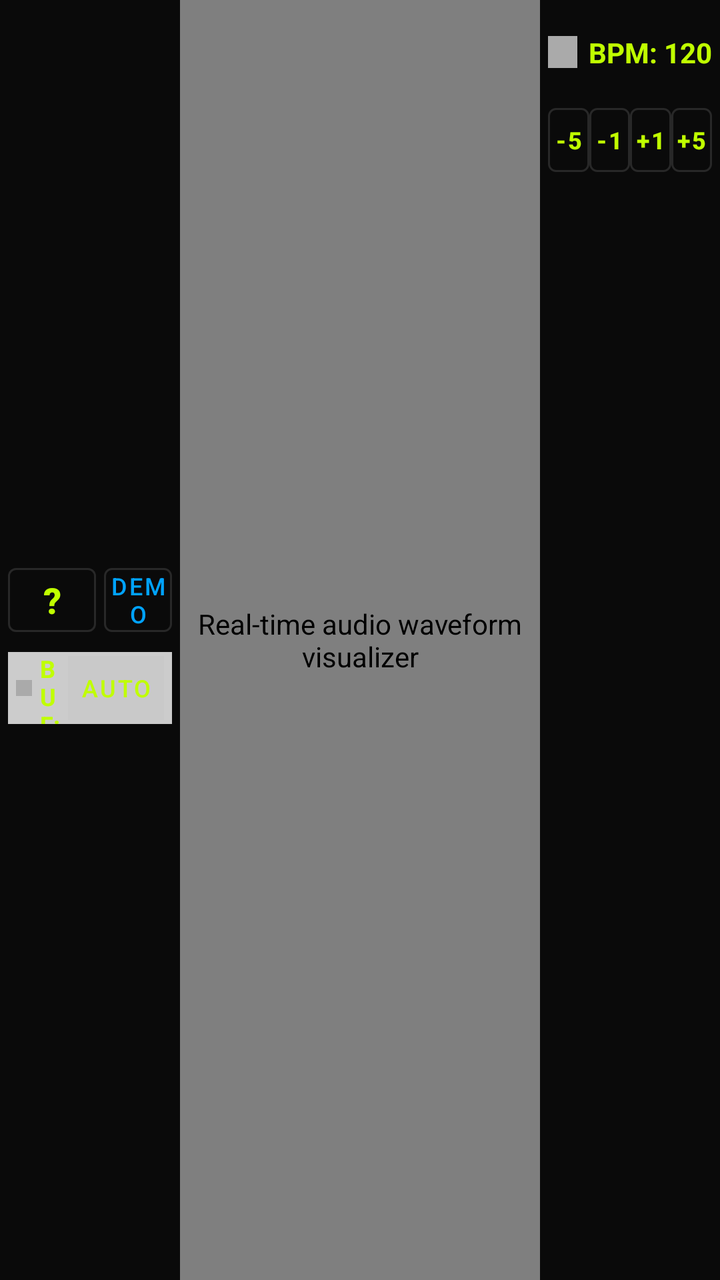
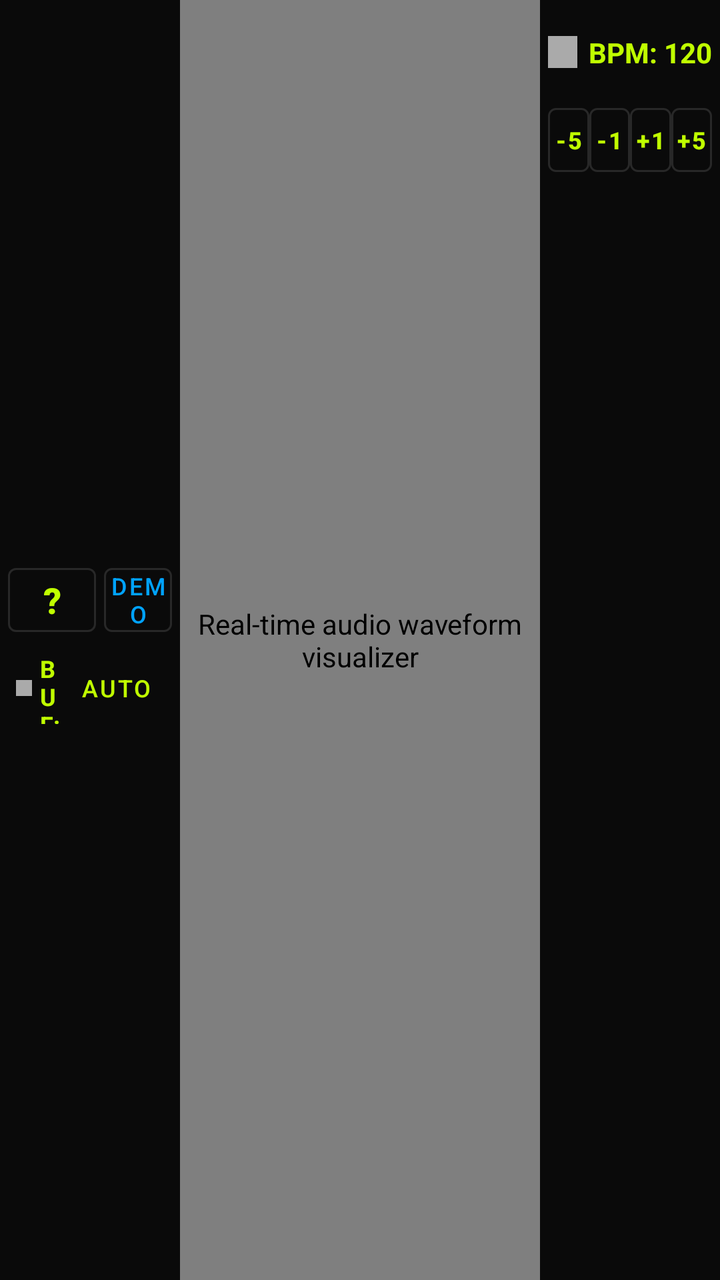

An Android layout rendered at two revisions. The XML below is the earlier revision; the diff shows what the commit changed to produce the second picture.
<!-- AndroidManifest.xml: application theme Theme.MiniSynth -->
<!-- res/layout/layout_header.xml -->
<?xml version="1.0" encoding="utf-8"?>
<androidx.constraintlayout.widget.ConstraintLayout xmlns:android="http://schemas.android.com/apk/res/android"
    xmlns:app="http://schemas.android.com/apk/res-auto"
    android:id="@+id/top_header"
    android:layout_width="match_parent"
    android:layout_height="match_parent"
    android:background="@color/surface_dark">

    
    <ch.schmidlins.mini_synth.ui.VisualizerView
        android:id="@+id/visualizer_view"
        android:layout_width="0dp"
        android:layout_height="match_parent"
        android:contentDescription="@string/desc_visualizer"
        app:layout_constraintEnd_toEndOf="parent"
        app:layout_constraintStart_toStartOf="parent"
        app:layout_constraintWidth_percent="0.5" />

    
    <androidx.constraintlayout.widget.ConstraintLayout
        android:id="@+id/metronome_container"
        android:layout_width="0dp"
        android:layout_height="match_parent"
        android:padding="@dimen/spacing_small"
        app:layout_constraintEnd_toEndOf="parent"
        app:layout_constraintStart_toEndOf="@id/visualizer_view">

        <Button
            android:id="@+id/btn_metronome_toggle"
            style="?attr/materialButtonOutlinedStyle"
            android:layout_width="0dp"
            android:layout_height="@dimen/button_height_standard"
            android:padding="0dp"
            android:text="@string/header_metronome"
            android:contentDescription="@string/desc_metronome_toggle"
            android:textColor="@color/acid_green"
            android:textSize="12sp"
            android:textStyle="bold"
            app:layout_constraintTop_toTopOf="parent"
            app:layout_constraintStart_toStartOf="parent"
            app:layout_constraintEnd_toStartOf="@id/beat_indicator"
            app:layout_constraintHorizontal_weight="1.2" />

        <View
            android:id="@+id/beat_indicator"
            android:layout_width="16dp"
            android:layout_height="16dp"
            android:layout_marginStart="@dimen/spacing_small"
            android:background="@android:color/darker_gray"
            app:layout_constraintTop_toTopOf="@id/btn_metronome_toggle"
            app:layout_constraintBottom_toBottomOf="@id/btn_metronome_toggle"
            app:layout_constraintStart_toEndOf="@id/btn_metronome_toggle"
            app:layout_constraintEnd_toStartOf="@id/tv_bpm_value" />

        <TextView
            android:id="@+id/tv_bpm_value"
            android:layout_width="wrap_content"
            android:layout_height="wrap_content"
            android:layout_marginStart="6dp"
            android:text="BPM: 120"
            android:textColor="@color/acid_green"
            android:textSize="14sp"
            android:textStyle="bold"
            app:layout_constraintTop_toTopOf="@id/btn_metronome_toggle"
            app:layout_constraintBottom_toBottomOf="@id/btn_metronome_toggle"
            app:layout_constraintStart_toEndOf="@id/beat_indicator"
            app:layout_constraintEnd_toEndOf="parent" />

        
        <Button
            android:id="@+id/btn_bpm_down"
            style="?attr/materialButtonOutlinedStyle"
            android:layout_width="0dp"
            android:layout_height="@dimen/button_height_standard"
            android:padding="0dp"
            android:text="-5"
            android:contentDescription="@string/desc_bpm_down"
            android:textColor="@color/acid_green"
            android:textSize="12sp"
            android:textStyle="bold"
            app:layout_constraintTop_toBottomOf="@id/btn_metronome_toggle"
            app:layout_constraintStart_toStartOf="parent"
            app:layout_constraintEnd_toStartOf="@id/btn_bpm_down_fine"
            app:layout_constraintHorizontal_chainStyle="packed" />

        <Button
            android:id="@+id/btn_bpm_down_fine"
            style="?attr/materialButtonOutlinedStyle"
            android:layout_width="0dp"
            android:layout_height="@dimen/button_height_standard"
            android:padding="0dp"
            android:text="-1"
            android:contentDescription="@string/desc_bpm_down_fine"
            android:textColor="@color/acid_green"
            android:textSize="12sp"
            android:textStyle="bold"
            app:layout_constraintTop_toTopOf="@id/btn_bpm_down"
            app:layout_constraintStart_toEndOf="@id/btn_bpm_down"
            app:layout_constraintEnd_toStartOf="@id/btn_bpm_up_fine" />

        <Button
            android:id="@+id/btn_bpm_up_fine"
            style="?attr/materialButtonOutlinedStyle"
            android:layout_width="0dp"
            android:layout_height="@dimen/button_height_standard"
            android:padding="0dp"
            android:text="+1"
            android:contentDescription="@string/desc_bpm_up_fine"
            android:textColor="@color/acid_green"
            android:textSize="12sp"
            android:textStyle="bold"
            app:layout_constraintTop_toTopOf="@id/btn_bpm_down"
            app:layout_constraintStart_toEndOf="@id/btn_bpm_down_fine"
            app:layout_constraintEnd_toStartOf="@id/btn_bpm_up" />

        <Button
            android:id="@+id/btn_bpm_up"
            style="?attr/materialButtonOutlinedStyle"
            android:layout_width="0dp"
            android:layout_height="@dimen/button_height_standard"
            android:padding="0dp"
            android:text="+5"
            android:contentDescription="@string/desc_bpm_up"
            android:textColor="@color/acid_green"
            android:textSize="12sp"
            android:textStyle="bold"
            app:layout_constraintTop_toTopOf="@id/btn_bpm_down"
            app:layout_constraintStart_toEndOf="@id/btn_bpm_up_fine"
            app:layout_constraintEnd_toEndOf="parent" />

    </androidx.constraintlayout.widget.ConstraintLayout>

    
    <LinearLayout
        android:id="@+id/support_container"
        android:layout_width="0dp"
        android:layout_height="match_parent"
        android:gravity="center_vertical"
        android:orientation="vertical"
        android:padding="@dimen/spacing_small"
        app:layout_constraintStart_toStartOf="parent"
        app:layout_constraintEnd_toStartOf="@id/visualizer_view">

        
        <LinearLayout
            android:layout_width="match_parent"
            android:layout_height="wrap_content"
            android:gravity="center_vertical"
            android:orientation="horizontal">

            <Button
                android:id="@+id/btn_help_mode"
                style="?attr/materialButtonOutlinedStyle"
                android:layout_width="@dimen/button_height_standard"
                android:layout_height="@dimen/button_height_standard"
                android:padding="0dp"
                android:text="@string/header_help"
                android:contentDescription="@string/desc_help_mode"
                android:textColor="@color/acid_green"
                android:textSize="18sp"
                android:textStyle="bold" />

            <Space
                android:layout_width="4dp"
                android:layout_height="match_parent" />

            <Button
                android:id="@+id/btn_demo_mode"
                style="?attr/materialButtonOutlinedStyle"
                android:layout_width="0dp"
                android:layout_height="@dimen/button_height_standard"
                android:layout_weight="1"
                android:padding="0dp"
                android:text="@string/header_demo"
                android:contentDescription="@string/desc_demo_mode"
                android:textColor="@color/electric_blue"
                android:textSize="12sp" />
        </LinearLayout>

        
        <LinearLayout
            android:id="@+id/engine_status_bar"
            android:layout_width="match_parent"
            android:layout_height="@dimen/status_bar_height"
            android:layout_marginTop="@dimen/spacing_small"
            android:background="@color/surface_bright"
            android:gravity="center_vertical"
            android:orientation="horizontal"
            android:paddingHorizontal="4dp">

            <View
                android:id="@+id/midi_status_indicator"
                android:layout_width="8dp"
                android:layout_height="8dp"
                android:background="@android:color/darker_gray" />

            <Space
                android:layout_width="4dp"
                android:layout_height="match_parent" />

            <TextView
                android:id="@+id/tv_latency_status"
                android:layout_width="0dp"
                android:layout_height="wrap_content"
                android:layout_weight="1"
                android:text="BUF: --"
                android:textColor="@color/acid_green"
                android:textSize="12sp"
                android:textStyle="bold" />

            <ToggleButton
                android:id="@+id/toggle_auto_latency"
                style="?attr/materialButtonOutlinedStyle"
                android:layout_width="48dp"
                android:layout_height="32dp"
                android:checked="true"
                android:padding="0dp"
                android:textOff="@string/header_manual"
                android:textOn="@string/header_auto"
                android:contentDescription="@string/desc_auto_latency"
                android:textColor="@color/acid_green"
                android:textSize="12sp"
                android:background="@drawable/selector_toggle_bg" />
        </LinearLayout>

    </LinearLayout>

</androidx.constraintlayout.widget.ConstraintLayout>
<!-- resources referenced by this layout -->
<resources>
  <color name="acid_green">#C0FF00</color>
  <color name="electric_blue">#00A3FF</color>
  <color name="surface_bright">#CCCCCC</color>
  <color name="surface_dark">#0A0A0A</color>
  <dimen name="button_height_standard">44dp</dimen>
  <dimen name="spacing_small">4dp</dimen>
  <dimen name="status_bar_height">36dp</dimen>
  <!-- drawable selector_toggle_bg (drawable) -->
  <?xml version="1.0" encoding="utf-8"?>
  <selector xmlns:android="http://schemas.android.com/apk/res/android">
      <item android:drawable="@color/toggle_active_bg" android:state_checked="true" />
      <item android:drawable="@color/toggle_inactive_bg" />
  </selector>
  <string name="desc_auto_latency">Toggle between automatic and manual buffer management</string>
  <string name="desc_bpm_down">Decrease tempo by 5 beats per minute</string>
  <string name="desc_bpm_down_fine">Decrease tempo by 1 beat per minute</string>
  <string name="desc_bpm_up">Increase tempo by 5 beats per minute</string>
  <string name="desc_bpm_up_fine">Increase tempo by 1 beat per minute</string>
  <string name="desc_demo_mode">Start or stop automated feature demonstration</string>
  <string name="desc_help_mode">Toggle discovery help mode</string>
  <string name="desc_metronome_toggle">Toggle metronome on or off</string>
  <string name="desc_visualizer">Real-time audio waveform visualizer</string>
  <string name="header_auto">AUTO</string>
  <string name="header_demo">DEMO</string>
  <string name="header_help">?</string>
  <string name="header_manual">MAN</string>
  <string name="header_metronome">MET</string>
  <style name="Theme.MiniSynth" parent="Theme.MaterialComponents.NoActionBar">
          
          <item name="colorPrimary">@color/matte_grey</item>
          <item name="colorOnPrimary">@color/off_white</item>
          
          <item name="colorSecondary">@color/acid_green</item>
          <item name="colorOnSecondary">@color/charcoal</item>
  
          <item name="android:windowBackground">@color/charcoal</item>
          <item name="android:statusBarColor">@color/charcoal</item>
          <item name="textAllCaps">false</item>
      </style>
  <color name="toggle_active_bg">#33C0FF00</color>
  <color name="toggle_inactive_bg">#00000000</color>
  <color name="matte_grey">#1A1A1A</color>
  <color name="off_white">#E1E1E1</color>
  <color name="charcoal">#121212</color>
</resources>

<!-- the commit's change to res/layout/layout_header.xml (unified diff, before → after) -->
@@ -183,7 +183,6 @@
             android:layout_width="match_parent"
             android:layout_height="@dimen/status_bar_height"
             android:layout_marginTop="@dimen/spacing_small"
-            android:background="@color/surface_bright"
             android:gravity="center_vertical"
             android:orientation="horizontal"
             android:paddingHorizontal="4dp">
<!-- resource entries referenced after the edit -->
@@ -2,7 +2,6 @@
 <resources>
   <color name="acid_green">#C0FF00</color>
   <color name="electric_blue">#00A3FF</color>
-  <color name="surface_bright">#CCCCCC</color>
   <color name="surface_dark">#0A0A0A</color>
   <dimen name="button_height_standard">44dp</dimen>
   <dimen name="spacing_small">4dp</dimen>
